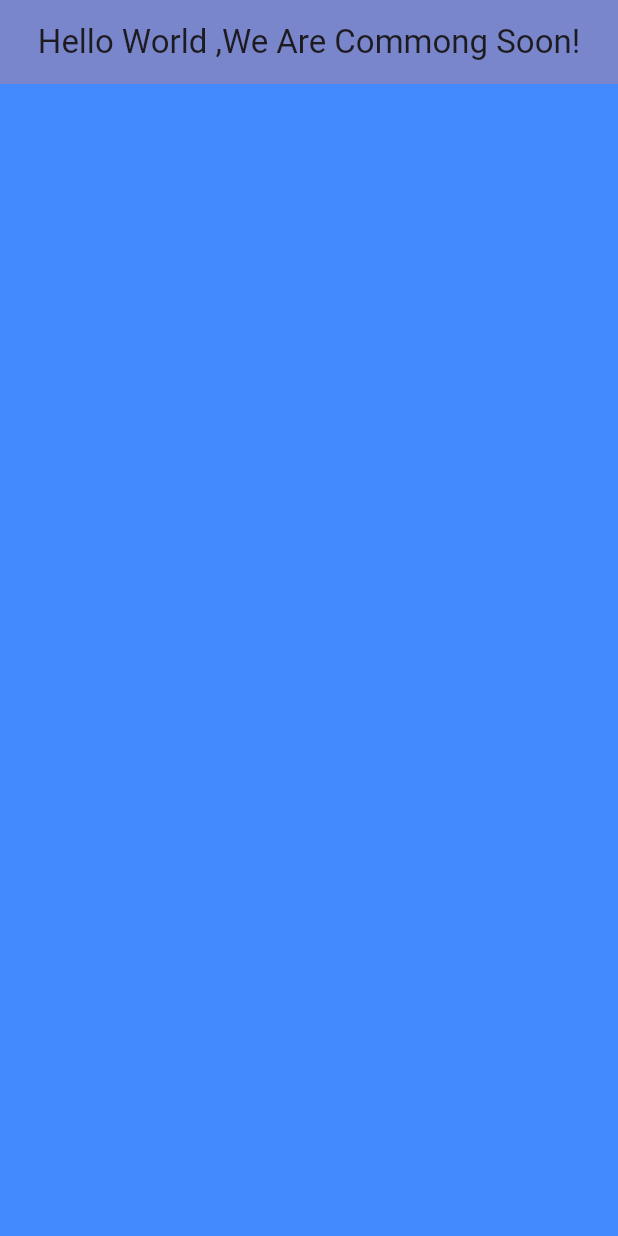
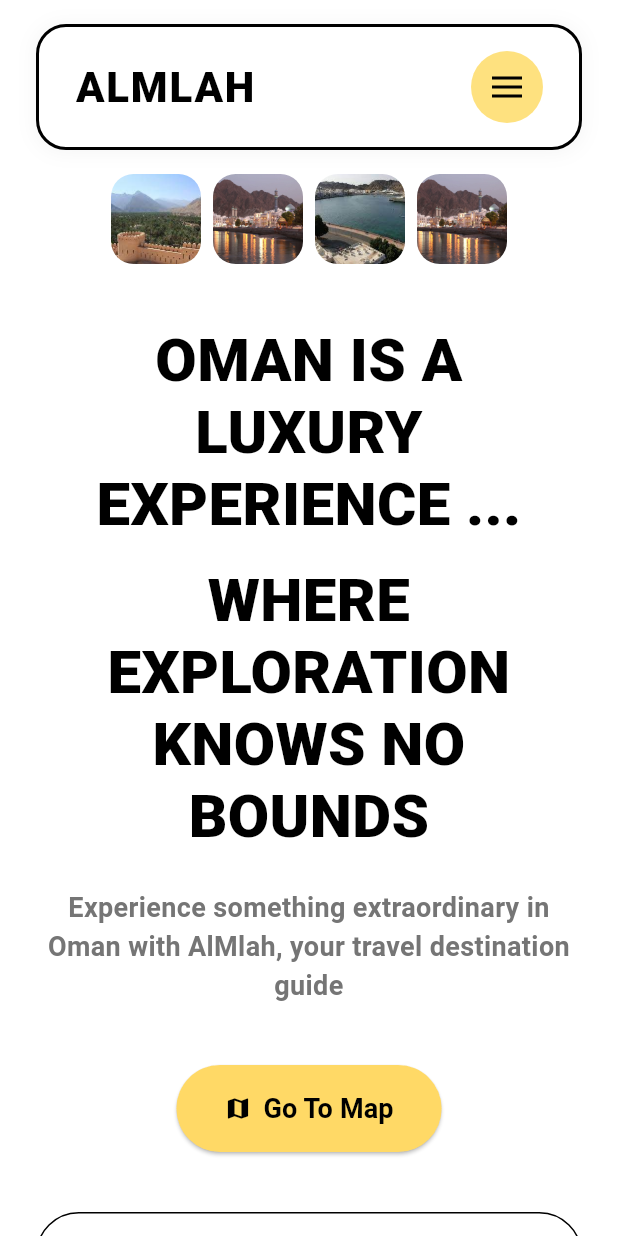
Before and after one commit to dark0crystal/course_project, a Flutter app: the screen it shows after launch, on a phone screen of 412 x 824 dp. Run offline on Flutter 3.47's test engine with Material 3 defaults, Android fonts, the phone set to English and light mode, and no system bars.

Commit message:
minor changes

```diff
--- a/lib/main.dart
+++ b/lib/main.dart
@@ -1,5 +1,9 @@
 import 'package:flutter/material.dart';
-
+import 'theme/app_theme.dart';
+import 'widgets/navbar.dart';
+import 'widgets/hero_section.dart';
+import 'widgets/action_section.dart';
+import 'widgets/footer.dart';
 
 // In Flutter, MaterialApp() is a widget that serves as the root of a Flutter application and provides essential configurations for a Material Design-based app.
 // It's on the top near the widget tree ,
@@ -8,26 +12,47 @@ import 'package:flutter/material.dart';
 // we are adding const in front of the MaterialApp() to improve performance ,
 // because if we tell fultter that sth is a constant , it knows then the value will not change
 void main() {
-  runApp(MaterialApp(
-    home: Scaffold(
-      appBar: AppBar(
-        title: Text("Hello World ,We Are Commong Soon!"),
-        backgroundColor: Colors.indigo[300],
-        centerTitle: true,
-      ),
-      body: const Home(),
-    )
-  ));
+  runApp(const MyApp());
 }
 
-// stateless widget
-class Home extends StatelessWidget {
-  const Home({super.key});
+class MyApp extends StatelessWidget {
+  const MyApp({super.key});
 
   @override
   Widget build(BuildContext context) {
-      return Container(
-          color: Colors.blueAccent,
-      );
+    return MaterialApp(
+      title: 'Almlah',
+      debugShowCheckedModeBanner: false,
+      theme: AppTheme.lightTheme,
+      home: const HomePage(),
+    );
   }
 }
+
+class HomePage extends StatelessWidget {
+  const HomePage({super.key});
+
+  @override
+  Widget build(BuildContext context) {
+    return const Scaffold(
+      backgroundColor: Colors.white,
+      body: SingleChildScrollView(
+        child: Column(
+          children: [
+            Navbar(),
+            SizedBox(height: 40),
+            HeroSection(),
+            SizedBox(height: 40),
+            ActionSection(),
+            SizedBox(height: 40),
+            Padding(
+              padding: EdgeInsets.symmetric(horizontal: 24),
+              child: Footer(),
+            ),
+            SizedBox(height: 40),
+          ],
+        ),
+      ),
+    );
+  }
+}
--- /dev/null
+++ b/lib/theme/app_theme.dart
@@ -0,0 +1,50 @@
+import 'package:flutter/material.dart';
+
+class AppTheme {
+  static const Color primaryColor = Colors.black;
+  static const Color accentColor = Color(0xFFFFD966); // Gold/yellow color
+  static const Color backgroundColor = Colors.white;
+  static const Color textColor = Colors.black;
+
+  static ThemeData lightTheme = ThemeData(
+    primaryColor: primaryColor,
+    scaffoldBackgroundColor: backgroundColor,
+    colorScheme: ColorScheme.light(
+      primary: primaryColor,
+      secondary: accentColor,
+      background: backgroundColor,
+      surface: Colors.white,
+    ),
+    textTheme: const TextTheme(
+      displayLarge: TextStyle(
+        fontSize: 48,
+        fontWeight: FontWeight.bold,
+        color: textColor,
+        letterSpacing: 1.2,
+      ),
+      displayMedium: TextStyle(
+        fontSize: 24,
+        fontWeight: FontWeight.w500,
+        color: textColor,
+      ),
+      bodyLarge: TextStyle(
+        fontSize: 18,
+        color: textColor,
+      ),
+      bodyMedium: TextStyle(
+        fontSize: 16,
+        color: textColor,
+      ),
+    ),
+    elevatedButtonTheme: ElevatedButtonThemeData(
+      style: ElevatedButton.styleFrom(
+        backgroundColor: accentColor,
+        foregroundColor: Colors.black,
+        padding: const EdgeInsets.symmetric(horizontal: 32, vertical: 16),
+        shape: RoundedRectangleBorder(
+          borderRadius: BorderRadius.circular(30),
+        ),
+      ),
+    ),
+  );
+}
--- /dev/null
+++ b/lib/widgets/action_section.dart
@@ -0,0 +1,49 @@
+import 'package:flutter/material.dart';
+
+class ActionSection extends StatelessWidget {
+  const ActionSection({super.key});
+
+  @override
+  Widget build(BuildContext context) {
+    return Padding(
+      padding: const EdgeInsets.symmetric(horizontal: 24),
+      child: Column(
+        children: [
+          ElevatedButton.icon(
+            onPressed: () {},
+            icon: const Icon(Icons.map),
+            label: const Text(
+              'Go To Map',
+              style: TextStyle(
+                fontSize: 18,
+                fontWeight: FontWeight.bold,
+              ),
+            ),
+          ),
+          const SizedBox(height: 40),
+          Container(
+            padding: const EdgeInsets.symmetric(horizontal: 24, vertical: 16),
+            decoration: BoxDecoration(
+              border: Border.all(color: Colors.black),
+              borderRadius: BorderRadius.circular(30),
+            ),
+            child: const Row(
+              mainAxisSize: MainAxisSize.min,
+              children: [
+                Text(
+                  'We Cover More Than 30 Tourism Places',
+                  style: TextStyle(
+                    fontSize: 16,
+                    fontWeight: FontWeight.bold,
+                  ),
+                ),
+                SizedBox(width: 8),
+                Text('🎉'),
+              ],
+            ),
+          ),
+        ],
+      ),
+    );
+  }
+}
--- /dev/null
+++ b/lib/widgets/hero_section.dart
@@ -0,0 +1,45 @@
+import 'package:flutter/material.dart';
+
+class HeroSection extends StatelessWidget {
+  const HeroSection({super.key});
+
+  @override
+  Widget build(BuildContext context) {
+    return Padding(
+      padding: const EdgeInsets.symmetric(horizontal: 24),
+      child: Column(
+        children: [
+          const Text(
+            'OMAN IS A LUXURY EXPERIENCE ...',
+            style: TextStyle(
+              fontSize: 40,
+              fontWeight: FontWeight.w900,
+              height: 1.2,
+            ),
+            textAlign: TextAlign.center,
+          ),
+          const SizedBox(height: 16),
+          const Text(
+            'WHERE EXPLORATION KNOWS NO BOUNDS',
+            style: TextStyle(
+              fontSize: 40,
+              fontWeight: FontWeight.w900,
+              height: 1.2,
+            ),
+            textAlign: TextAlign.center,
+          ),
+          const SizedBox(height: 24),
+          Text(
+            'Experience something extraordinary in Oman with AlMlah, your travel destination guide',
+            style: TextStyle(
+              fontSize: 18,
+              fontWeight: FontWeight.bold,
+              color: Colors.grey[600],
+            ),
+            textAlign: TextAlign.center,
+          ),
+        ],
+      ),
+    );
+  }
+}
--- /dev/null
+++ b/lib/widgets/navbar.dart
@@ -0,0 +1,271 @@
+import 'package:flutter/material.dart';
+import '../theme/app_theme.dart';
+
+class Navbar extends StatefulWidget {
+  const Navbar({super.key});
+
+  @override
+  State<Navbar> createState() => _NavbarState();
+}
+
+class _NavbarState extends State<Navbar> with SingleTickerProviderStateMixin {
+  bool _showMenu = false;
+  late AnimationController _controller;
+  late Animation<double> _animation;
+
+  @override
+  void initState() {
+    super.initState();
+    _controller = AnimationController(
+      duration: const Duration(milliseconds: 300),
+      vsync: this,
+    );
+    _animation = CurvedAnimation(
+      parent: _controller,
+      curve: Curves.easeInOut,
+    );
+  }
+
+  @override
+  void dispose() {
+    _controller.dispose();
+    super.dispose();
+  }
+
+  void _toggleMenu() {
+    setState(() {
+      _showMenu = !_showMenu;
+      if (_showMenu) {
+        _controller.forward();
+      } else {
+        _controller.reverse();
+      }
+    });
+  }
+
+  @override
+  Widget build(BuildContext context) {
+    return Material(
+      child: Stack(
+        children: [
+          Column(
+            children: [
+              Container(
+                margin: const EdgeInsets.symmetric(horizontal: 24, vertical: 16),
+                padding: const EdgeInsets.symmetric(horizontal: 24, vertical: 16),
+                decoration: BoxDecoration(
+                  color: Colors.white,
+                  borderRadius: BorderRadius.circular(20),
+                  border: Border.all(color: Colors.black, width: 2),
+                  boxShadow: [
+                    BoxShadow(
+                      color: Colors.grey.withOpacity(0.1),
+                      spreadRadius: 1,
+                      blurRadius: 10,
+                      offset: const Offset(0, 1),
+                    ),
+                  ],
+                ),
+                child: Row(
+                  mainAxisAlignment: MainAxisAlignment.spaceBetween,
+                  children: [
+                    const Text(
+                      'ALMLAH',
+                      style: TextStyle(
+                        fontSize: 28,
+                        fontWeight: FontWeight.w900,
+                        letterSpacing: 1.2,
+                      ),
+                    ),
+                    GestureDetector(
+                      onTap: _toggleMenu,
+                      child: Container(
+                        width: 48,
+                        height: 48,
+                        decoration: BoxDecoration(
+                          color: const Color(0xFFFEE17F),
+                          borderRadius: BorderRadius.circular(24),
+                        ),
+                        child: Center(
+                          child: Column(
+                            mainAxisAlignment: MainAxisAlignment.center,
+                            children: [
+                              AnimatedBuilder(
+                                animation: _animation,
+                                builder: (context, child) {
+                                  return Transform.rotate(
+                                    angle: _animation.value * 0.5,
+                                    child: Column(
+                                      children: [
+                                        Container(
+                                          width: 20,
+                                          height: 2,
+                                          color: Colors.black,
+                                        ),
+                                        const SizedBox(height: 4),
+                                        Container(
+                                          width: 20,
+                                          height: 2,
+                                          color: Colors.black,
+                                        ),
+                                        const SizedBox(height: 4),
+                                        Container(
+                                          width: 20,
+                                          height: 2,
+                                          color: Colors.black,
+                                        ),
+                                      ],
+                                    ),
+                                  );
+                                },
+                              ),
+                            ],
+                          ),
+                        ),
+                      ),
+                    ),
+                  ],
+                ),
+              ),
+              Container(
+                margin: const EdgeInsets.symmetric(horizontal: 24),
+                child: Row(
+                  mainAxisAlignment: MainAxisAlignment.center,
+                  children: [
+                    ClipRRect(
+                      borderRadius: BorderRadius.circular(15),
+                      child: Image.asset(
+                        'lib/assets/oman1.jpeg',
+                        height: 60,
+                        width: 60,
+                        fit: BoxFit.cover,
+                      ),
+                    ),
+                    const SizedBox(width: 8),
+                    ClipRRect(
+                      borderRadius: BorderRadius.circular(15),
+                      child: Image.asset(
+                        'lib/assets/oman2.webp',
+                        height: 60,
+                        width: 60,
+                        fit: BoxFit.cover,
+                      ),
+                    ),
+                    const SizedBox(width: 8),
+                    ClipRRect(
+                      borderRadius: BorderRadius.circular(15),
+                      child: Image.asset(
+                        'lib/assets/oman3.jpeg',
+                        height: 60,
+                        width: 60,
+                        fit: BoxFit.cover,
+                      ),
+                    ),
+                    const SizedBox(width: 8),
+                    ClipRRect(
+                      borderRadius: BorderRadius.circular(15),
+                      child: Image.asset(
+                        'lib/assets/oman4.webp',
+                        height: 60,
+                        width: 60,
+                        fit: BoxFit.cover,
+                      ),
+                    ),
+                  ],
+                ),
+              ),
+            ],
+          ),
+          if (_showMenu)
+            AnimatedBuilder(
+              animation: _animation,
+              builder: (context, child) {
+                return FadeTransition(
+                  opacity: _animation,
+                  child: Container(
+                    width: MediaQuery.of(context).size.width,
+                    height: MediaQuery.of(context).size.height,
+                    color: const Color(0xFFFEE17F),
+                    child: Column(
+                      crossAxisAlignment: CrossAxisAlignment.start,
+                      children: [
+                        Padding(
+                          padding: const EdgeInsets.all(24.0),
+                          child: Row(
+                            mainAxisAlignment: MainAxisAlignment.spaceBetween,
+                            children: [
+                              const Text(
+                                'Features',
+                                style: TextStyle(
+                                  fontSize: 20,
+                                  fontWeight: FontWeight.w500,
+                                  color: Colors.black54,
+                                ),
+                              ),
+                              GestureDetector(
+                                onTap: _toggleMenu,
+                                child: Container(
+                                  width: 48,
+                                  height: 48,
+                                  decoration: BoxDecoration(
+                                    color: const Color(0xFFFEE17F),
+                                    borderRadius: BorderRadius.circular(24),
+                                  ),
+                                  child: const Icon(Icons.close, size: 32),
+                                ),
+                              ),
+                            ],
+                          ),
+                        ),
+                        const Spacer(),
+                        Center(
+                          child: Column(
+                            children: [
+                              const Text(
+                                'About',
+                                style: TextStyle(
+                                  fontSize: 32,
+                                  fontWeight: FontWeight.bold,
+                                  color: Colors.black,
+                                ),
+                              ),
+                              const SizedBox(height: 32),
+                              const Text(
+                                'Map',
+                                style: TextStyle(
+                                  fontSize: 32,
+                                  fontWeight: FontWeight.bold,
+                                  color: Colors.black,
+                                ),
+                              ),
+                              const SizedBox(height: 32),
+                              Container(
+                                padding: const EdgeInsets.symmetric(horizontal: 40, vertical: 16),
+                                decoration: BoxDecoration(
+                                  color: Colors.black,
+                                  borderRadius: BorderRadius.circular(30),
+                                ),
+                                child: const Text(
+                                  'Sign In',
+                                  style: TextStyle(
+                                    fontSize: 24,
+                                    fontWeight: FontWeight.bold,
+                                    color: Colors.white,
+                                  ),
+                                ),
+                              ),
+                            ],
+                          ),
+                        ),
+                        const Spacer(),
+                      ],
+                    ),
+                  ),
+                );
+              },
+            ),
+        ],
+      ),
+    );
+  }
+}
--- a/pubspec.yaml
+++ b/pubspec.yaml
@@ -57,6 +57,12 @@ flutter:
   # the material Icons class.
   uses-material-design: true
 
+  assets:
+    - lib/assets/oman1.jpeg
+    - lib/assets/oman2.webp
+    - lib/assets/oman3.jpeg
+    - lib/assets/oman4.webp
+
   # To add assets to your application, add an assets section, like this:
   # assets:
   #   - images/a_dot_burr.jpeg
```
Also changed, not shown: lib/widgets/footer.dart (added, +134 -0 lines), lib/widgets/image_gallery.dart (added, +35 -0 lines), lib/assets/oman1.jpeg (added), lib/assets/oman2.webp (added), lib/assets/oman3.jpeg (added), lib/assets/oman4.webp (added), pubspec.lock, 2 other files.
